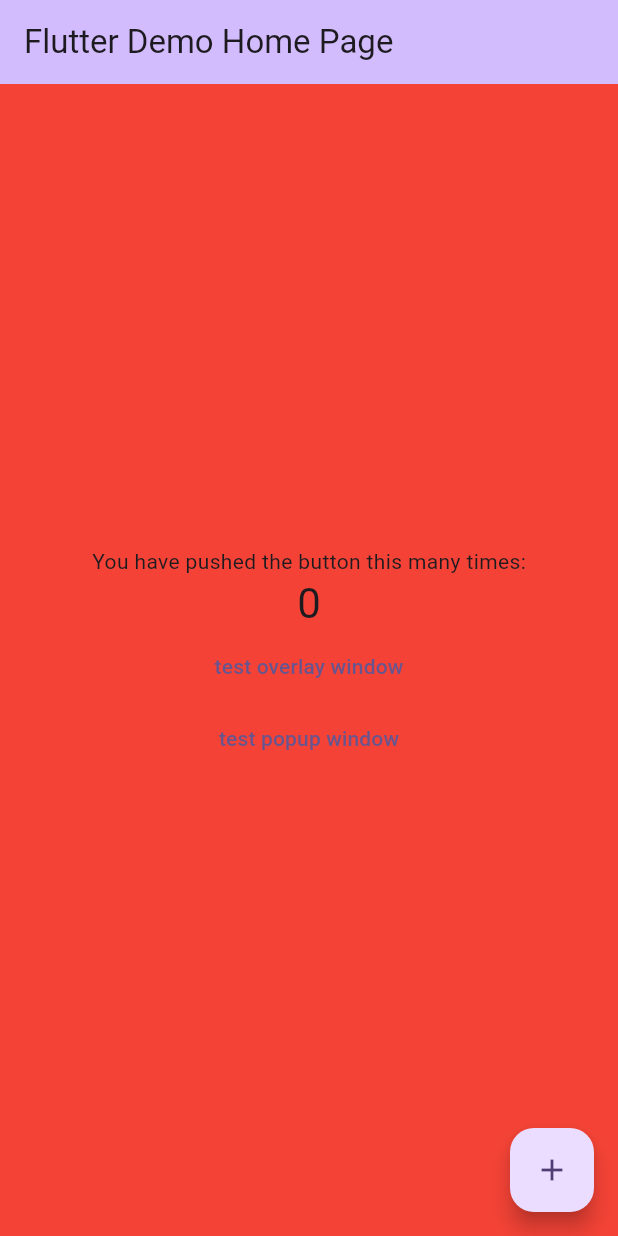
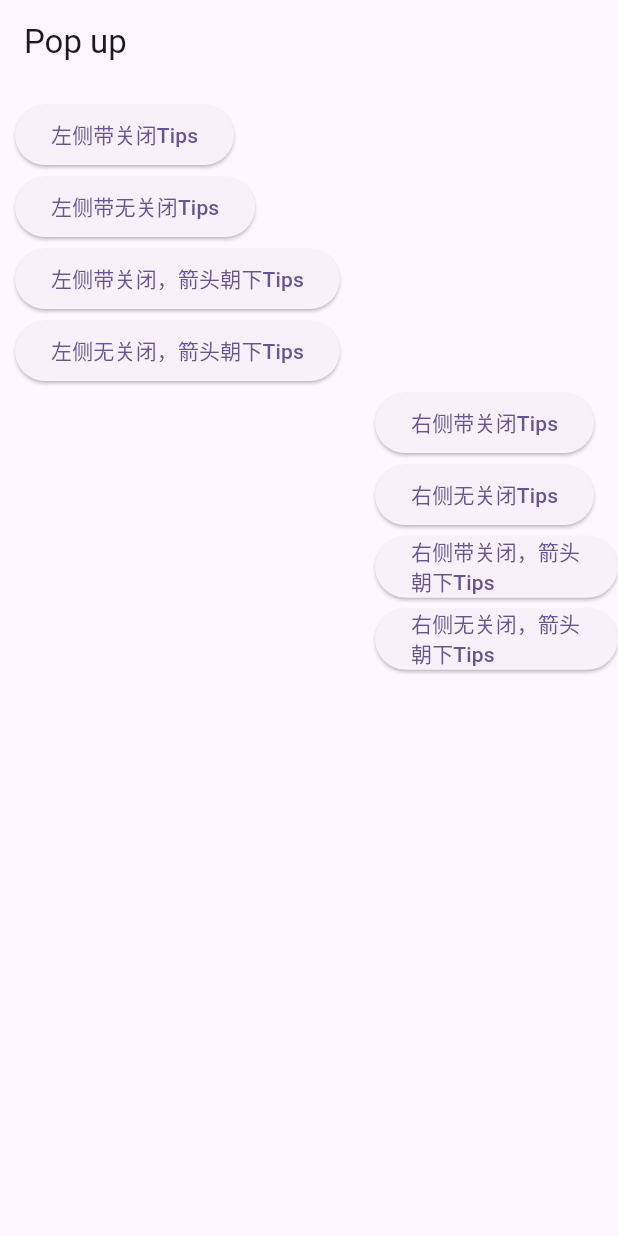
Before and after one commit to vsguji/phoenix_popup, a Flutter app: the screen it shows after launch, on a phone screen of 412 x 824 dp. Run offline on Flutter 3.47's test engine with Material 2 defaults, Android fonts, the phone set to English and light mode, and no system bars; missing offline and left inert: bindings_compatible, phoenix_base, phoenix_sugsearch.

Commit message:
[add] navbar

```diff
--- a/example/lib/main.dart
+++ b/example/lib/main.dart
@@ -1,5 +1,7 @@
 import 'package:flutter/material.dart';
 import 'package:phoenix_popup/phoenix_popup.dart';
+
+import 'popwindow_example.dart';
 
 void main() {
   runApp(const MyApp());
@@ -32,7 +34,7 @@ class MyApp extends StatelessWidget {
         colorScheme: ColorScheme.fromSeed(seedColor: Colors.deepPurple),
         useMaterial3: true,
       ),
-      home: const MyHomePage(title: 'Flutter Demo Home Page'),
+      home: PopWindowExamplePage('Pop up'),
     );
   }
 }
--- /dev/null
+++ b/example/lib/popwindow_example.dart
@@ -0,0 +1,157 @@
+import 'package:flutter/material.dart';
+import 'package:phoenix_popup/phoenix_popup.dart';
+
+class PopWindowExamplePage extends StatefulWidget {
+  final String _title;
+
+  PopWindowExamplePage(this._title);
+
+  @override
+  State<StatefulWidget> createState() => PopWindowExamplePageState();
+}
+
+class PopWindowExamplePageState extends State<PopWindowExamplePage> {
+  GlobalKey? _leftKey;
+  GlobalKey? _leftKey1;
+  GlobalKey? _leftKey2;
+  GlobalKey? _leftKey3;
+  GlobalKey? _leftKey4;
+  GlobalKey? _leftKey5;
+  GlobalKey? _leftKey6;
+  GlobalKey? _leftKey7;
+
+  OverlayController? overlayController;
+
+  @override
+  void initState() {
+    super.initState();
+    _leftKey = GlobalKey();
+    _leftKey1 = GlobalKey();
+    _leftKey2 = GlobalKey();
+    _leftKey3 = GlobalKey();
+    _leftKey4 = GlobalKey();
+    _leftKey5 = GlobalKey();
+    _leftKey6 = GlobalKey();
+    _leftKey7 = GlobalKey();
+  }
+
+  @override
+  Widget build(BuildContext context) {
+    return Scaffold(
+        appBar: AppBar(
+          title: Text(widget._title),
+        ),
+        body: SingleChildScrollView(
+          child: Column(
+            crossAxisAlignment: CrossAxisAlignment.start,
+            children: <Widget>[
+              Padding(
+                padding: const EdgeInsets.only(left: 10, top: 10),
+                child: ElevatedButton(
+                  key: _leftKey,
+                  onPressed: () {
+                    PopupWindow.showPopWindow(context, "提示内容", _leftKey!,
+                        hasCloseIcon: true);
+                  },
+                  child: const Text("左侧带关闭Tips"),
+                ),
+              ),
+              Padding(
+                padding: const EdgeInsets.only(left: 10),
+                child: ElevatedButton(
+                  key: _leftKey1,
+                  onPressed: () {
+                    PopupWindow.showPopWindow(
+                        context, "提示内容提示内容提示内容提示内容提示内容提示内容提示内容提示内容", _leftKey1!,
+                        hasCloseIcon: false);
+                  },
+                  child: const Text("左侧带无关闭Tips"),
+                ),
+              ),
+              Padding(
+                padding: const EdgeInsets.only(left: 10),
+                child: ElevatedButton(
+                  key: _leftKey2,
+                  onPressed: () {
+                    PopupWindow.showPopWindow(context,
+                        "提示内容提示内容提示内容提示内容提示内容提示内容提示内容提示内容提示内容", _leftKey2!,
+                        popDirection: PopupDirection.top, hasCloseIcon: true);
+                  },
+                  child: const Text("左侧带关闭，箭头朝下Tips"),
+                ),
+              ),
+              Padding(
+                padding: const EdgeInsets.only(left: 10),
+                child: ElevatedButton(
+                  key: _leftKey3,
+                  onPressed: () {
+                    PopupWindow.showPopWindow(
+                        context, "提示内容提示内容提示内容提示内容提示内容提示内容提示内容提示内容", _leftKey3!,
+                        dismissCallback: () {},
+                        popDirection: PopupDirection.top);
+                  },
+                  child: const Text("左侧无关闭，箭头朝下Tips"),
+                ),
+              ),
+              Padding(
+                padding: const EdgeInsets.only(left: 250),
+                child: ElevatedButton(
+                  key: _leftKey4,
+                  onPressed: () {
+                    PopupWindow.showPopWindow(
+                        context, "提示内容提示内容提示内容提示内容提示内容提示内容提示内容提示内容", _leftKey4!,
+                        hasCloseIcon: true,
+                        dismissCallback: () {},
+                        popDirection: PopupDirection.bottom);
+                  },
+                  child: const Text("右侧带关闭Tips"),
+                ),
+              ),
+              Padding(
+                padding: const EdgeInsets.only(left: 250),
+                child: ElevatedButton(
+                  key: _leftKey5,
+                  onPressed: () {
+                    PopupWindow.showPopWindow(
+                        context, "提示内容提示内容提示内容提示内容", _leftKey5!,
+                        hasCloseIcon: false,
+                        dismissCallback: () {},
+                        popDirection: PopupDirection.bottom);
+                  },
+                  child: const Text("右侧无关闭Tips"),
+                ),
+              ),
+              Padding(
+                padding: const EdgeInsets.only(left: 250),
+                child: ElevatedButton(
+                  key: _leftKey6,
+                  onPressed: () {
+                    PopupWindow.showPopWindow(
+                        context, "提示内容提示内容提示内容提示内容提示内容提示内容", _leftKey6!,
+                        hasCloseIcon: true,
+                        canWrap: false,
+                        dismissCallback: () {},
+                        popDirection: PopupDirection.top);
+                  },
+                  child: const Text("右侧带关闭，箭头朝下Tips"),
+                ),
+              ),
+              Padding(
+                padding: const EdgeInsets.only(left: 250),
+                child: ElevatedButton(
+                  key: _leftKey7,
+                  onPressed: () {
+                    PopupWindow.showPopWindow(
+                        context, "提示内容提示内容提示内容提示内容提示内容提示内容", _leftKey7!,
+                        hasCloseIcon: false,
+                        dismissCallback: () {},
+                        popDirection: PopupDirection.top);
+                  },
+                  child: const Text("右侧无关闭，箭头朝下Tips"),
+                ),
+              ),
+            ],
+          ),
+        ));
+  }
+}
--- a/example/pubspec.yaml
+++ b/example/pubspec.yaml
@@ -33,6 +33,7 @@ dependencies:
 
   phoenix_popup:
     path: ../
+  phoenix_sugsearch: ^1.0.2
   # The following adds the Cupertino Icons font to your application.
   # Use with the CupertinoIcons class for iOS style icons.
   cupertino_icons: ^1.0.2
```
Also changed, not shown: example/lib/overlay_window_example.dart (added, +111 -0 lines).
